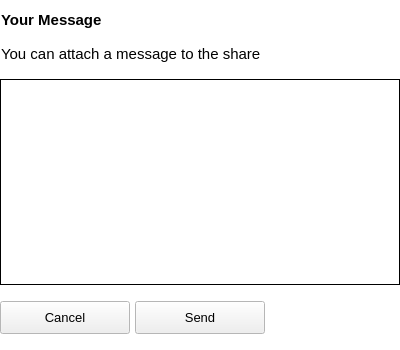
Before: the Qt Designer form src/gui/shareusermessagewidget.ui in nextmcloud/desktop, drawn with Qt 5.
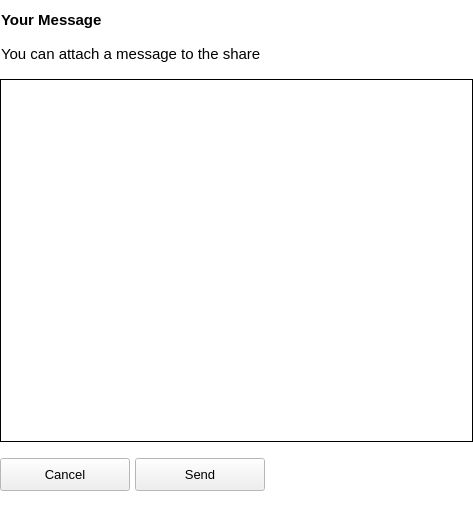
After: the same form once the commit is applied.

Diff of the .ui file:
```diff
--- a/src/gui/shareusermessagewidget.ui
+++ b/src/gui/shareusermessagewidget.ui
@@ -6,8 +6,8 @@
    <rect>
     <x>0</x>
     <y>0</y>
-    <width>400</width>
-    <height>350</height>
+    <width>473</width>
+    <height>507</height>
    </rect>
   </property>
   <property name="sizePolicy">
```
